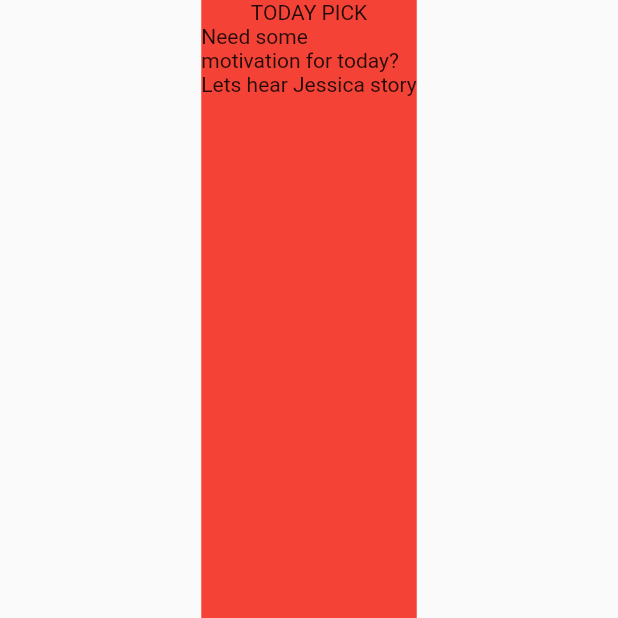
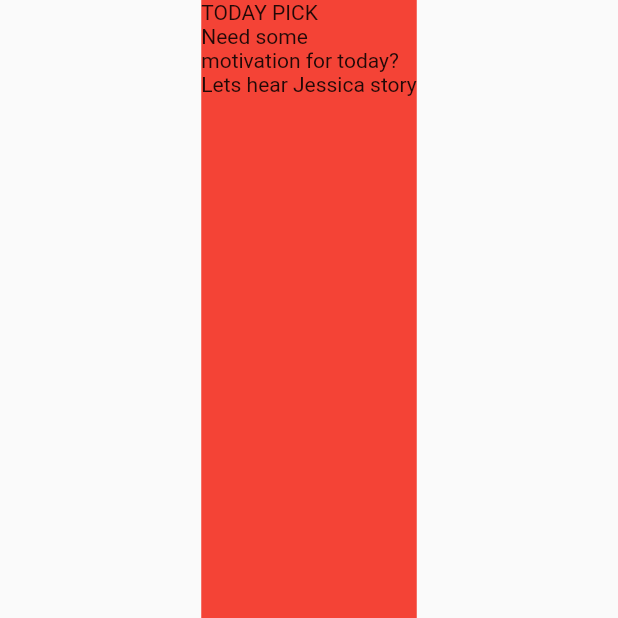
Before and after one commit to JAICHANGPARK/flutter_notebook_17th_story, a Flutter app: the screen it shows after launch, on a phone screen of 412 x 824 dp, the top half of it. Run offline on Flutter 3.47's test engine with Material 2 defaults, Android fonts, the phone set to English and light mode, and no system bars; our stand-ins replace cached_network_image, fl_chart, flutter_riverpod, freezed_annotation, ionicons, percent_indicator.

Commit message:
Update workouts_main_page.dart

```diff
--- a/lib/ep1029_workouts_app/src/ui/workouts_main_page.dart
+++ b/lib/ep1029_workouts_app/src/ui/workouts_main_page.dart
@@ -24,13 +24,18 @@ class _WorkoutsMainPageState extends State<WorkoutsMainPage> {
                         color: Colors.red,
                       ),
                       child: Column(
+                        crossAxisAlignment: CrossAxisAlignment.start,
                         children: [
-                          Text("today pick".toUpperCase(),),
+                          Text(
+                            "today pick".toUpperCase(),
+                          ),
                           Text("Need some\nmotivation for today?\nLets hear Jessica story"),
                         ],
                       ),
                     ),
-                    const SizedBox(height: 16,),
+                    const SizedBox(
+                      height: 16,
+                    ),
                     Container(
                       height: 360,
                       decoration: const BoxDecoration(
```
